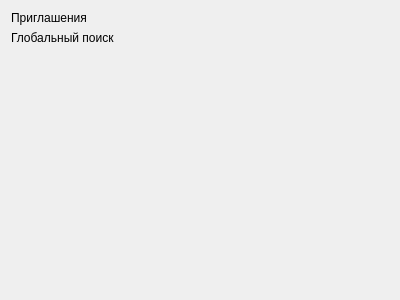
Old version of the form desktop/ui/widget/friendstabwidget.ui in the repository sergeybayandin/wya.
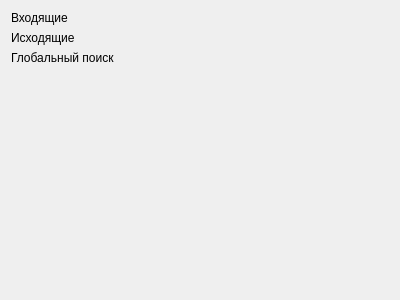
New version of the form.

What changed in the file:
```diff
--- a/desktop/ui/widget/friendstabwidget.ui
+++ b/desktop/ui/widget/friendstabwidget.ui
@@ -20,12 +20,22 @@
    <item>
     <widget class="QLabel" name="invitesLabel">
      <property name="text">
-      <string>Приглашения</string>
+      <string>Входящие</string>
      </property>
     </widget>
    </item>
    <item>
-    <layout class="QVBoxLayout" name="friendInvitationBoxesVerticalLayout"/>
+    <layout class="QVBoxLayout" name="incomingInviteBoxesVerticalLayout"/>
+   </item>
+   <item>
+    <widget class="QLabel" name="outgoingInvitesLabel">
+     <property name="text">
+      <string>Исходящие</string>
+     </property>
+    </widget>
+   </item>
+   <item>
+    <layout class="QVBoxLayout" name="outgoingInviteBoxesVerticalLayout"/>
    </item>
    <item>
     <widget class="QLabel" name="globalSearchLabel">
```
Left out of the diff: 2 changed lines with no effect on the pictures.
